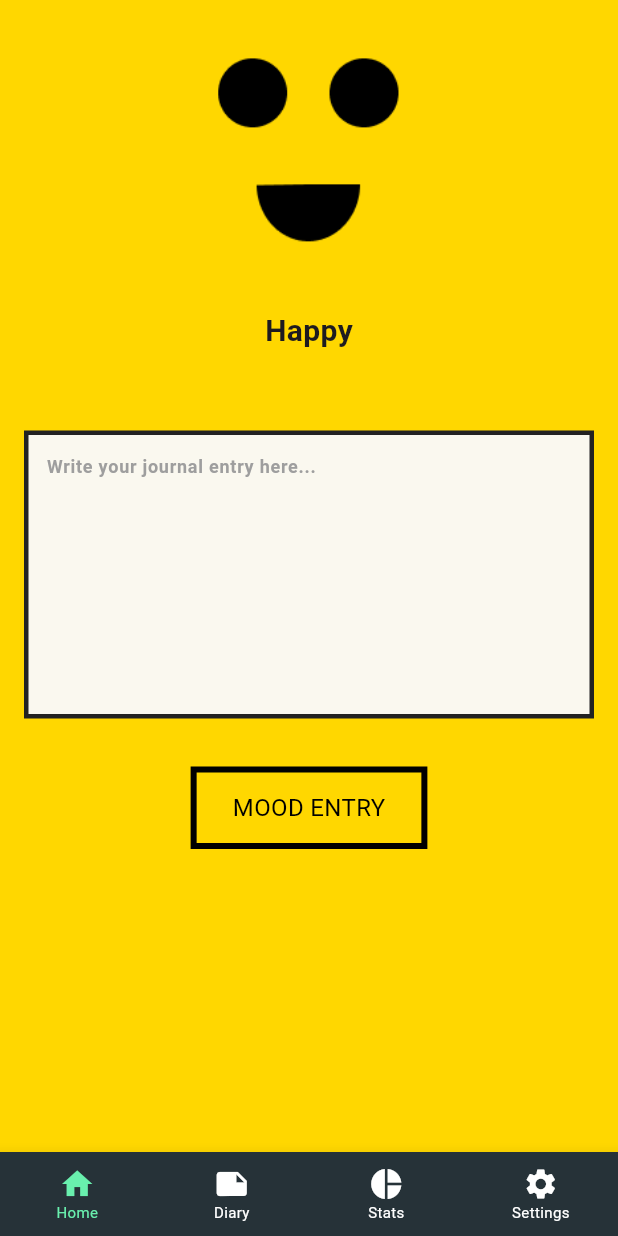
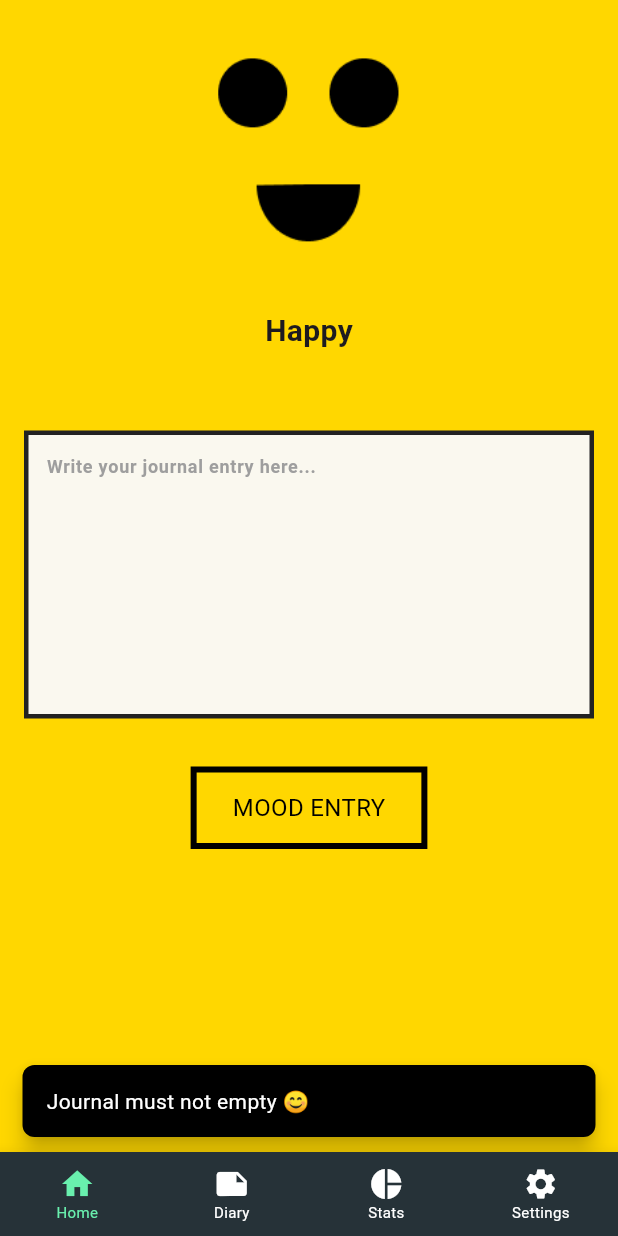
Before and after one commit to orphiano-0/daily_mood, a Flutter app: the screen it shows after launch, after a tap on "MOOD ENTRY", on a phone screen of 412 x 824 dp. Run offline on Flutter 3.47's test engine with Material 3 defaults, Android fonts, the light colour scheme and no system bars; our stand-ins replace equatable, fl_chart, flutter_bloc, go_router, hive, hive_flutter and 1 more; accounts and stored records are empty; Roboto replaces fonts that are missing (Pixel); project files that could hold a hidden picture were left out.

Commit message:
changes route effects and form in entry

```diff
--- a/lib/routes/app_router.dart
+++ b/lib/routes/app_router.dart
@@ -5,6 +5,7 @@ import 'package:daily_moode/screens/mood_history/mood_history.dart';
 import 'package:daily_moode/screens/mood_settings/mood_settings.dart';
 import 'package:daily_moode/screens/mood_settings/settings_mood.dart';
 import 'package:daily_moode/screens/mood_stats/mood_stats.dart';
+import 'package:flutter/widgets.dart';
 import 'package:go_router/go_router.dart';
 
 final GoRouter router = GoRouter(
@@ -15,8 +16,16 @@ final GoRouter router = GoRouter(
         return MainScreen(child: child);
       },
       routes: [
-        GoRoute(path: '/', builder: (context, state) => MoodEntry()),
-        GoRoute(path: '/diary', builder: (context, state) => MoodHistory()),
+        GoRoute(
+          path: '/',
+          pageBuilder: (context, state) => fadeTransition(MoodEntry(), state),
+        ),
+        GoRoute(
+          path: '/diary',
+          pageBuilder: (context, state) => fadeTransition(MoodHistory(), state),
+        ),
+
+        // GoRoute(path: '/diary', builder: (context, state) => MoodHistory()),
         GoRoute(
           path: '/moodDetails/:id',
           builder: (context, state) {
@@ -24,9 +33,26 @@ final GoRouter router = GoRouter(
             return MoodDetailScreen(id: id);
           },
         ),
-        GoRoute(path: '/statistics', builder: (context, state) => MoodStats()),
-        GoRoute(path: '/settings', builder: (context, state) => SettingsMood()),
+        GoRoute(
+          path: '/statistics',
+          pageBuilder: (context, state) => fadeTransition(MoodStats(), state),
+        ),
+        GoRoute(
+          path: '/settings',
+          pageBuilder:
+              (context, state) => fadeTransition(SettingsMood(), state),
+        ),
       ],
     ),
   ],
 );
+
+CustomTransitionPage fadeTransition(Widget child, GoRouterState state) {
+  return CustomTransitionPage(
+    key: state.pageKey,
+    child: child,
+    transitionsBuilder: (context, animation, secondaryAnimation, child) {
+      return FadeTransition(opacity: animation, child: child);
+    },
+  );
+}
--- a/lib/screens/mood_entry/mood_entry.dart
+++ b/lib/screens/mood_entry/mood_entry.dart
@@ -20,6 +20,7 @@ class MoodEntry extends StatefulWidget {
 }
 
 class _MoodEntryState extends State<MoodEntry> {
+  final _formKey = GlobalKey<FormState>();
   TextEditingController journalController = TextEditingController();
   final PageController _pageController = PageController();
 
@@ -61,7 +62,9 @@ class _MoodEntryState extends State<MoodEntry> {
                   crossAxisAlignment: CrossAxisAlignment.center,
                   mainAxisAlignment: MainAxisAlignment.center,
                   children: [
-                    Container(
+                    Form(
+                      key: _formKey,
+                      child: Container(
                         height: MediaQuery.of(context).size.height * 0.25,
                         width: double.infinity,
                         child: PageView(
@@ -77,6 +80,7 @@ class _MoodEntryState extends State<MoodEntry> {
                               }).toList(),
                         ),
                       ),
+                    ),
 
                     Text(
                       currentCategory.label,
@@ -88,12 +92,65 @@ class _MoodEntryState extends State<MoodEntry> {
                     ),
                     SizedBox(height: 20),
                     SizedBox(height: 20),
-                    MoodJournalEntry(journalEntry: journalController),
+                    Container(
+                      margin: const EdgeInsets.symmetric(
+                        horizontal: 16,
+                        vertical: 12,
+                      ),
+                      decoration: BoxDecoration(
+                        color: const Color(0xFFFAF8EF),
+                        border: Border.all(
+                          color: const Color(0xFF222222),
+                          width: 3,
+                        ),
+                        borderRadius: BorderRadius.zero,
+                      ),
+                      child: TextField(
+                        controller: journalController,
+                        maxLines: 9,
+                        cursorColor: Colors.black,
+                        decoration: InputDecoration(
+                          hintText: "Write your journal entry here...",
+                          hintStyle: const TextStyle(
+                            color: Colors.grey,
+                            fontFamily: 'Pixel',
+                          ),
+                          border: InputBorder.none,
+                          contentPadding: const EdgeInsets.all(12),
+                        ),
+                        style: const TextStyle(
+                          fontSize: 12,
+                          color: Colors.black,
+                          fontFamily: 'Pixel',
+                          fontWeight: FontWeight.w600,
+                        ),
+                      ),
+                    ),
                     SizedBox(height: 20),
                     MoodButton(
                       color: currentCategory.color,
                       text: 'Mood Entry',
                       onPressed: () async {
+                        if (_formKey.currentState!.validate()) {
+                          ScaffoldMessenger.of(context).showSnackBar(
+                            SnackBar(
+                              content: Text(
+                                "Journal must not empty 😊",
+                                style: TextStyle(
+                                  color: Colors.white,
+                                ), // Text color
+                              ),
+                              duration: Duration(seconds: 2),
+                              backgroundColor: Colors.black,
+                              behavior: SnackBarBehavior.floating,
+                              shape: RoundedRectangleBorder(
+                                borderRadius: BorderRadius.circular(
+                                  8,
+                                ), // Slight rounded corners
+                              ),
+                            ),
+                          );
+                        }
                         // open box
                         final moodBox = Hive.box<MoodModel>('daily_moods');
                         // get the value stored in bloc
@@ -102,7 +159,7 @@ class _MoodEntryState extends State<MoodEntry> {
                         final moodEntry = MoodModel(
                           moodId: moodBox.length + 1,
                           emojiId: emojiId,
-                          moodLog: journalController.text,
+                          moodLog: journalController.text.trim(),
                           timeStamp: DateTime.now(),
                         );
 
--- a/lib/shared/widgets/mood_navigation.dart
+++ b/lib/shared/widgets/mood_navigation.dart
@@ -20,7 +20,12 @@ class MoodNavigationBar extends StatelessWidget {
   Widget build(BuildContext context) {
     return BlocBuilder<NavigationBloc, NavigationState>(
       builder: (context, state) {
-        return BottomNavigationBar(
+        return Theme(
+          data: ThemeData(
+            splashColor: Colors.transparent,
+            highlightColor: Colors.transparent,
+          ),
+          child: BottomNavigationBar(
             currentIndex: state.currentIndex,
             onTap: (index) {
               if (state.currentIndex != index) {
@@ -52,6 +57,7 @@ class MoodNavigationBar extends StatelessWidget {
               fontFamily: 'Pixel',
               fontSize: 10,
             ),
+          ),
         );
       },
     );
```
Lines whose indentation alone changed are shown as unchanged.
